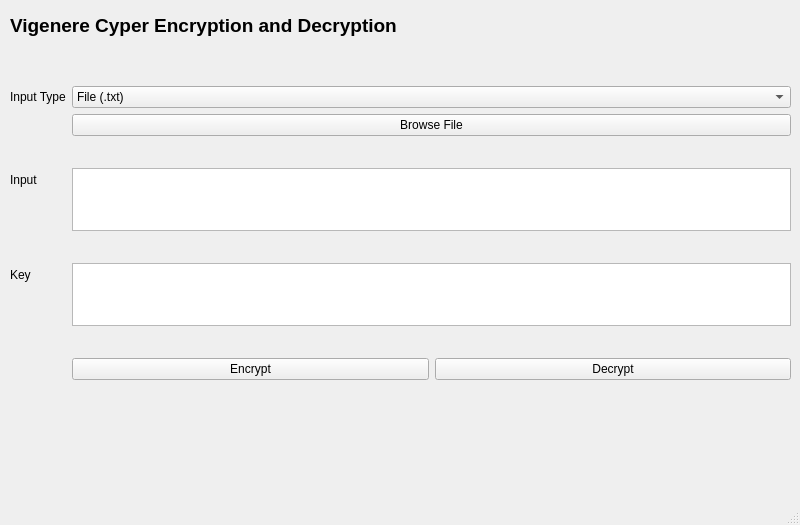
This is product_window.ui in ilmagita/kripto-tugas-1-cipher as Qt 5 draws it before an edit. The edited form follows.
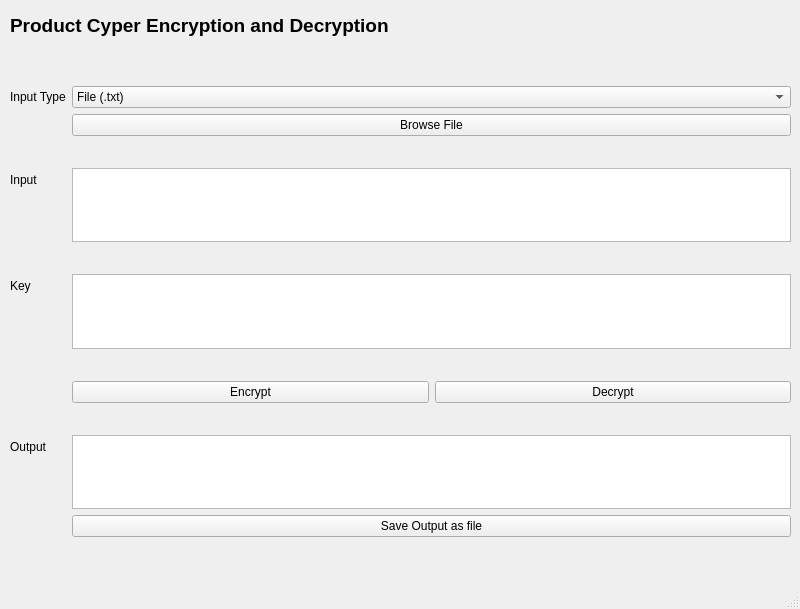
This is the edited form.

```diff
--- a/product_window.ui
+++ b/product_window.ui
@@ -7,7 +7,7 @@
     <x>0</x>
     <y>0</y>
     <width>800</width>
-    <height>525</height>
+    <height>609</height>
    </rect>
   </property>
   <property name="windowTitle">
@@ -20,7 +20,7 @@
       <x>10</x>
       <y>60</y>
       <width>781</width>
-      <height>347</height>
+      <height>477</height>
      </rect>
     </property>
     <layout class="QFormLayout" name="formLayout">
@@ -135,7 +135,7 @@
        </item>
       </layout>
      </item>
-     <item row="9" column="1">
+     <item row="10" column="1">
       <spacer name="horizontalSpacer_2">
        <property name="orientation">
         <enum>Qt::Horizontal</enum>
@@ -155,6 +155,23 @@
        </property>
       </widget>
      </item>
+     <item row="11" column="1">
+      <widget class="QPlainTextEdit" name="plainTextEdit_3"/>
+     </item>
+     <item row="11" column="0">
+      <widget class="QLabel" name="label_2">
+       <property name="text">
+        <string>Output</string>
+       </property>
+      </widget>
+     </item>
+     <item row="12" column="1">
+      <widget class="QPushButton" name="pushButton">
+       <property name="text">
+        <string>Save Output as file</string>
+       </property>
+      </widget>
+     </item>
     </layout>
    </widget>
    <widget class="QLabel" name="vigenere_title">
@@ -174,7 +191,7 @@
      </font>
     </property>
     <property name="text">
-     <string>Vigenere Cyper Encryption and Decryption</string>
+     <string>Product Cyper Encryption and Decryption</string>
     </property>
    </widget>
   </widget>
```
